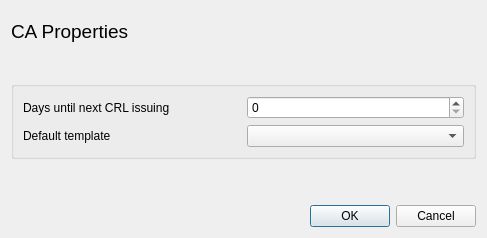
Above: ui/CaProperties.ui from chris2511/xca before the change. Below: the same form after it.
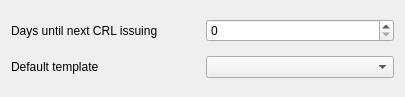
That is the form after the change. Custom widgets are drawn as their Qt base class.

Commit message:
Move ca-properties dialog to the certificate view
Reduce UI from QDialog to QWidget and display it in the XcaDialog frame.
Also move user interface specific code from the db_x509 class
into the CertTreeView class

The edit to the form file:
```diff
--- a/ui/CaProperties.ui
+++ b/ui/CaProperties.ui
@@ -1,136 +1,39 @@
 <?xml version="1.0" encoding="UTF-8"?>
 <ui version="4.0">
  <class>CaProperties</class>
- <widget class="QDialog" name="CaProperties">
+ <widget class="QWidget" name="Form">
   <property name="geometry">
    <rect>
     <x>0</x>
     <y>0</y>
-    <width>487</width>
-    <height>238</height>
+    <width>405</width>
+    <height>97</height>
    </rect>
   </property>
-  <layout class="QVBoxLayout" name="verticalLayout_2">
-   <item>
-    <layout class="QHBoxLayout" name="horizontalLayout">
-     <item>
-      <widget class="QLabel" name="TextLabel1">
-       <property name="font">
-        <font>
-         <family>Arial</family>
-         <pointsize>14</pointsize>
-         <weight>50</weight>
-         <italic>false</italic>
-         <bold>false</bold>
-         <underline>false</underline>
-         <strikeout>false</strikeout>
-        </font>
-       </property>
-       <property name="text">
-        <string>CA Properties</string>
-       </property>
-      </widget>
-     </item>
-     <item>
-      <spacer>
-       <property name="orientation">
-        <enum>Qt::Horizontal</enum>
-       </property>
-       <property name="sizeType">
-        <enum>QSizePolicy::Expanding</enum>
-       </property>
-       <property name="sizeHint" stdset="0">
-        <size>
-         <width>20</width>
-         <height>20</height>
-        </size>
-       </property>
-      </spacer>
-     </item>
-     <item>
-      <widget class="QLabel" name="image">
-       <property name="minimumSize">
-        <size>
-         <width>95</width>
-         <height>40</height>
-        </size>
-       </property>
-       <property name="maximumSize">
-        <size>
-         <width>95</width>
-         <height>40</height>
-        </size>
-       </property>
-       <property name="scaledContents">
-        <bool>true</bool>
-       </property>
-      </widget>
-     </item>
-    </layout>
-   </item>
-   <item>
-    <spacer>
-     <property name="orientation">
-      <enum>Qt::Vertical</enum>
+  <property name="windowTitle">
+   <string>Form</string>
+  </property>
+  <layout class="QGridLayout" name="gridLayout">
+   <item row="0" column="0">
+    <widget class="QLabel" name="label">
+     <property name="text">
+      <string>Days until next CRL issuing</string>
      </property>
-     <property name="sizeHint" stdset="0">
-      <size>
-       <width>20</width>
-       <height>20</height>
-      </size>
-     </property>
-    </spacer>
-   </item>
-   <item>
-    <widget class="QGroupBox" name="certName">
-     <layout class="QVBoxLayout" name="verticalLayout">
-      <item>
-       <layout class="QGridLayout" name="gridLayout">
-        <item row="0" column="0">
-         <widget class="QLabel" name="label">
-          <property name="text">
-           <string>Days until next CRL issuing</string>
-          </property>
-         </widget>
-        </item>
-        <item row="0" column="1">
-         <widget class="QSpinBox" name="days"/>
-        </item>
-        <item row="1" column="0">
-         <widget class="QLabel" name="label_2">
-          <property name="text">
-           <string>Default template</string>
-          </property>
-         </widget>
-        </item>
-        <item row="1" column="1">
-         <widget class="itemComboTemp" name="temp"/>
-        </item>
-       </layout>
-      </item>
-     </layout>
     </widget>
    </item>
-   <item>
-    <spacer>
-     <property name="orientation">
-      <enum>Qt::Vertical</enum>
-     </property>
-     <property name="sizeHint" stdset="0">
-      <size>
-       <width>20</width>
-       <height>40</height>
-      </size>
-     </property>
-    </spacer>
+   <item row="0" column="1">
+    <widget class="QSpinBox" name="days"/>
    </item>
-   <item>
-    <widget class="QDialogButtonBox" name="buttonBox">
-     <property name="standardButtons">
-      <set>QDialogButtonBox::Cancel|QDialogButtonBox::Ok</set>
+   <item row="1" column="0">
+    <widget class="QLabel" name="label_2">
+     <property name="text">
+      <string>Default template</string>
      </property>
     </widget>
    </item>
+   <item row="1" column="1">
+    <widget class="itemComboTemp" name="temp"/>
+   </item>
   </layout>
  </widget>
  <customwidgets>
```
Left out of the diff: 35 changed lines with no effect on the pictures. The commit also changes 3 other files.
